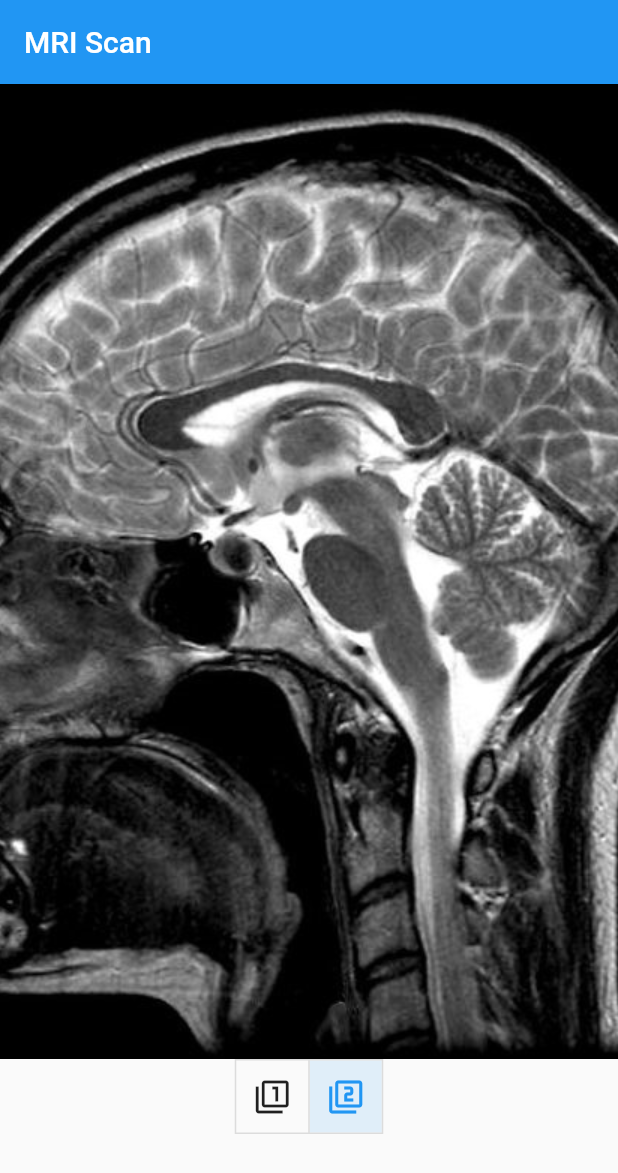
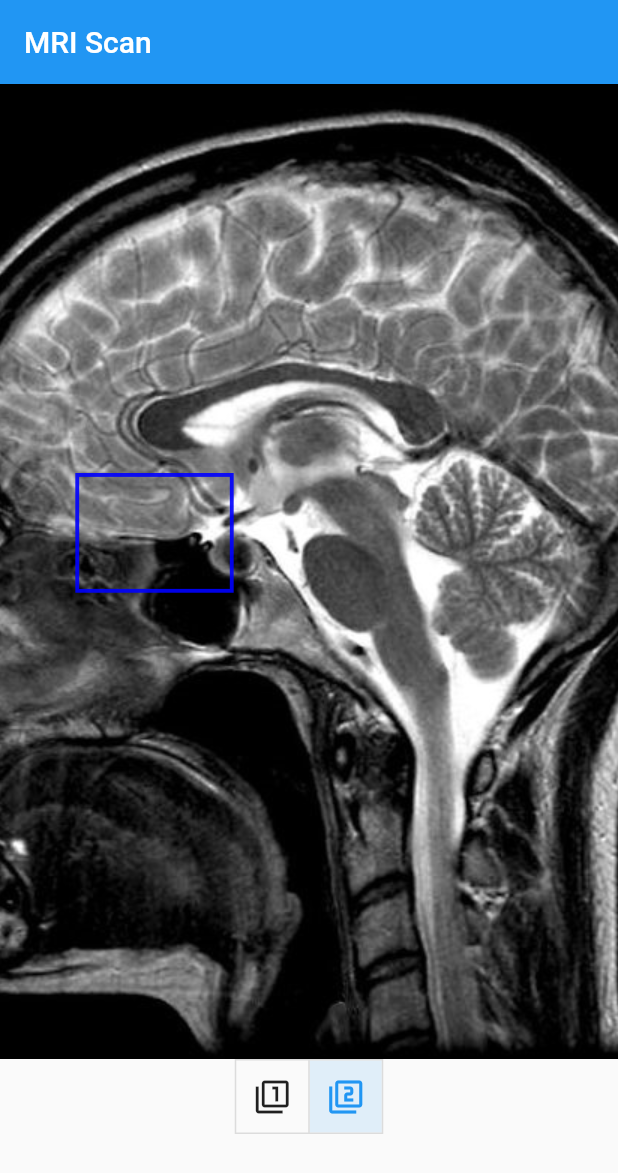
Before and after one commit to harikrishnanea-iitm/test_app, a Flutter app: the screen it shows after launch, after a tap on the "filter 2" icon, on a phone screen of 412 x 824 dp. Shown: the top 1173 px of the screen. Run offline on Flutter 3.47's test engine with Material 2 defaults, Android fonts, the phone set to English and light mode, and no system bars; our stand-ins replace flutter_svg; missing offline and left inert: dart:html.

Commit message:
display individual svg with string

```diff
--- a/lib/main.dart
+++ b/lib/main.dart
@@ -22,8 +22,8 @@ class MyApp extends StatefulWidget {
 
 class MyAppState extends State<MyApp> {
   final List<String> svgBox = [
-    '''<svg width="800" height="650"><rect x="10" y="20" width="150" height="150" style="fill:white;stroke:green;stroke-width:5;fill-opacity:0.0;stroke-opacity:0.9" /></svg>''',
-    '''<svg width="800" height="650"><rect  x="100" y="200" width="200" height="150" style="fill:white;stroke:blue;stroke-width:5;fill-opacity:0.0;stroke-opacity:0.9" /></svg>'''
+    '<svg width="800" height="650"><rect x="10" y="20" width="150" height="150" style="fill:white;stroke:green;stroke-width:5;fill-opacity:0.0;stroke-opacity:0.9" /></svg>',
+    '<svg width="800" height="650"><rect  x="100" y="200" width="200" height="150" style="fill:white;stroke:blue;stroke-width:5;fill-opacity:0.0;stroke-opacity:0.9" /></svg>'
   ];
 
   final List<String> svgAsset = [
@@ -31,7 +31,23 @@ class MyAppState extends State<MyApp> {
     "assets/images/box1.svg"
   ];
 
+  final String blankSvg = '<svg width="800" height="650"></svg>';
+  final String blankSvgAsset = "assets/images/blank.svg";
+
+  String box0 = '<svg width="800" height="650"></svg>';
+  String box1 = '<svg width="800" height="650"></svg>';
+
   List<bool> buttonSel = [false, false];
+
+  @override
+  initState() {
+    super.initState();
+    fetchButtonState();
+  }
+
+  fetchButtonState() async {
+    print("fetch state");
+  }
 
   @override
   Widget build(BuildContext context) {
@@ -57,12 +73,32 @@ class MyAppState extends State<MyApp> {
                     fit: BoxFit.none,
                   ),
                 ),
+                child: Stack(children: [
+                  SvgPicture.string(box0),
+                  SvgPicture.string(box1)
+                  // CustomPaint(painter: svgPainter(svgBox0, buttonSel[0])),
+                  // CustomPaint(painter: svgPainter(svgBox1, buttonSel[1]))
+                ]),
               ),
               ToggleButtons(
                 children: const [Icon(Icons.filter_1), Icon(Icons.filter_2)],
                 onPressed: (int index) {
                   setState(() {
                     buttonSel[index] = !buttonSel[index];
+
+                    if (buttonSel[0]) {
+                      box0 = svgBox[0];
+                    } else {
+                      box0 = blankSvg;
+                    }
+
+                    if (buttonSel[1]) {
+                      box1 = svgBox[1];
+                    } else {
+                      box1 = blankSvg;
+                    }
+
+                    // fetchButtonState();
                   });
                 },
                 isSelected: buttonSel,
```
Also changed, not shown: assets/images/blank.svg (added).
